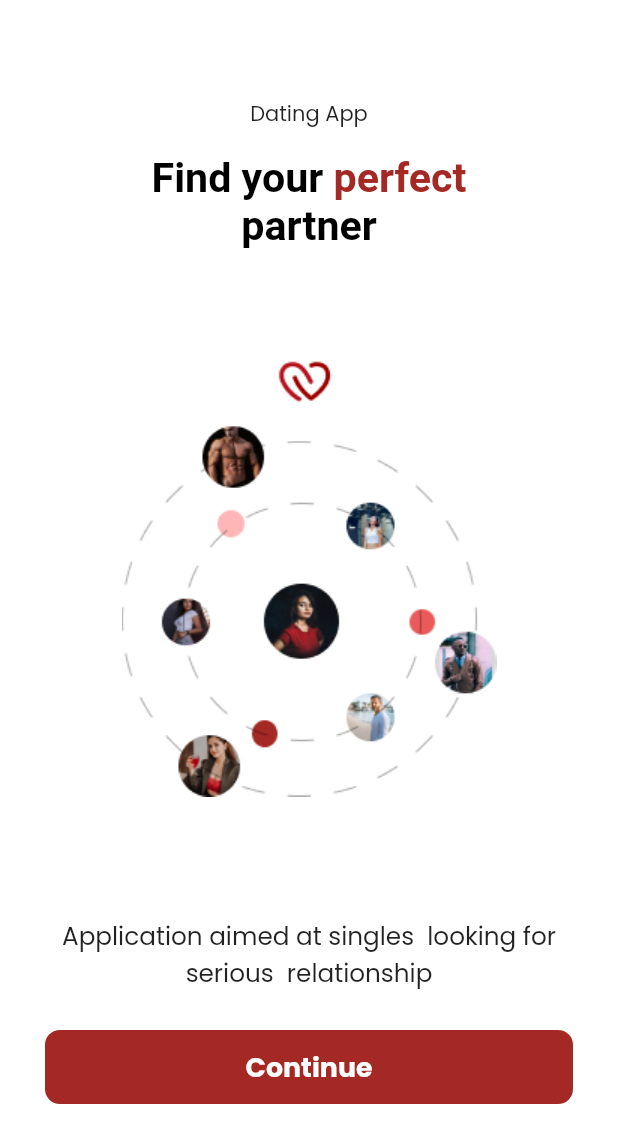
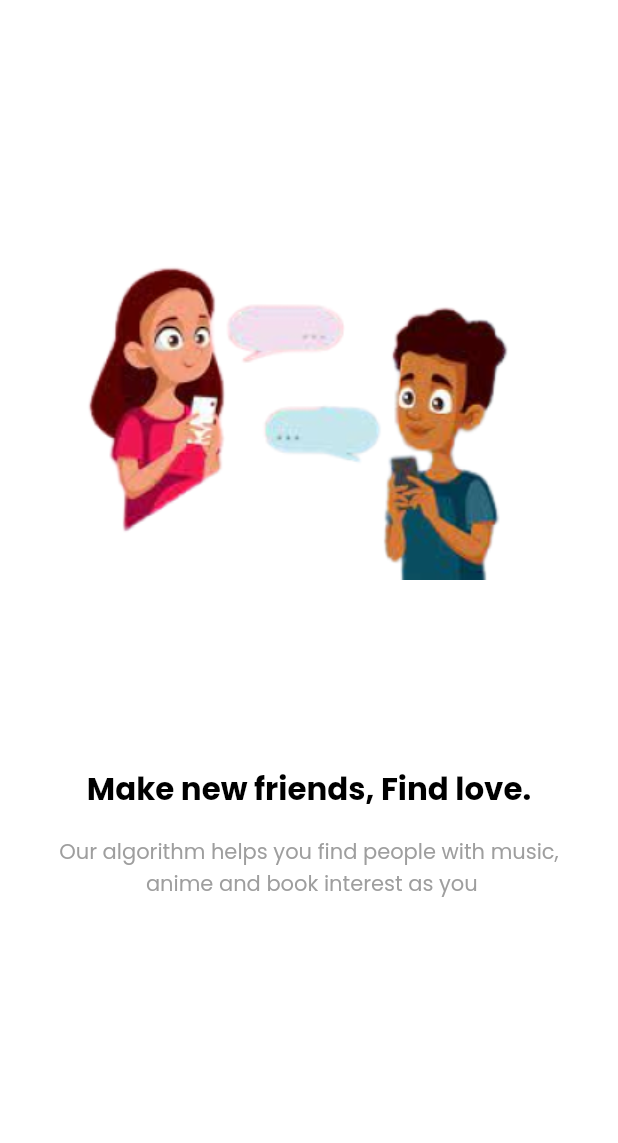
Before and after one commit to hello-favour/dating-app-with-firebase, a Flutter app: the screen it shows after launch, after a tap on "Continue", on a phone screen of 412 x 824 dp. Shown: the top 1143 px of the screen. Run offline on Flutter 3.47's test engine with Material 2 defaults, Android fonts, the light colour scheme and no system bars; our stand-ins replace sizer; Roboto replaces fonts that are missing (poppins).

Commit message:
added 2 screens

```diff
--- a/lib/app.dart
+++ b/lib/app.dart
@@ -1,4 +1,4 @@
-import 'package:datin_app/screens/first_screen.dart';
+import 'package:datin_app/screens/welcome_screen/first_screen.dart';
 import 'package:flutter/material.dart';
 import 'package:sizer/sizer.dart';
 
--- /dev/null
+++ b/lib/components/app_text.dart
@@ -0,0 +1,31 @@
+import 'package:flutter/material.dart';
+import 'package:sizer/sizer.dart';
+
+class AppText extends StatelessWidget {
+  final String text;
+  final FontWeight fontWeight;
+  final double? fontSize;
+  final Color color;
+  final TextAlign? textAlign;
+  const AppText({
+    Key? key,
+    required this.text,
+    this.fontWeight = FontWeight.bold,
+    this.fontSize,
+    this.color = Colors.black,
+    this.textAlign,
+  }) : super(key: key);
+
+  @override
+  Widget build(BuildContext context) {
+    return Text(
+      text,
+      style: TextStyle(
+        color: color,
+        fontWeight: fontWeight,
+        fontSize: fontSize,
+      ),
+      textAlign: textAlign,
+    );
+  }
+}
--- a/lib/screens/first_screen.dart
+++ b/lib/screens/welcome_screen/first_screen.dart
@@ -1,5 +1,7 @@
 import 'package:datin_app/constants/image_path.dart';
+import 'package:datin_app/screens/welcome_screen/make_friends_screen.dart';
 import 'package:datin_app/theme/app_colors.dart';
+import 'package:datin_app/widgets/button.dart';
 import 'package:flutter/material.dart';
 import 'package:sizer/sizer.dart';
 
@@ -27,7 +29,7 @@ class FirstScreen extends StatelessWidget {
                   textAlign: TextAlign.center,
                   text: TextSpan(
                     style: TextStyle(
-                      fontSize: 20.sp,
+                      fontSize: 25.sp,
                       color: Colors.black,
                     ),
                     children: const [
@@ -63,36 +65,24 @@ class FirstScreen extends StatelessWidget {
               ),
               SizedBox(height: size.height * 0.08),
               Text(
-                "Application aimed at singles  looking for serious  relationship",
+                "Application aimed at singles  looking for  serious relationship",
                 style: TextStyle(
                   fontSize: 12.sp,
                 ),
                 textAlign: TextAlign.center,
               ),
               SizedBox(height: size.height * 0.03),
-              Padding(
-                padding: const EdgeInsets.symmetric(horizontal: 20),
-                child: GestureDetector(
-                  onTap: () {},
-                  child: Container(
-                    height: 6.h,
-                    width: double.infinity,
-                    decoration: BoxDecoration(
-                      borderRadius: BorderRadius.circular(10),
-                      color: AppColors.primaryColor,
+              AppButton(
+                onTap: () {
+                  Navigator.push(
+                    context,
+                    MaterialPageRoute(
+                      builder: (context) {
+                        return const MakeFriendsScreen();
+                      },
                     ),
-                    child: Center(
-                      child: Text(
-                        "Continue",
-                        style: TextStyle(
-                          fontSize: 13.sp,
-                          fontWeight: FontWeight.bold,
-                          color: Colors.white,
-                        ),
-                      ),
-                    ),
-                  ),
-                ),
+                  );
+                },
               ),
             ],
           ),
--- /dev/null
+++ b/lib/screens/welcome_screen/make_friends_screen.dart
@@ -0,0 +1,45 @@
+import 'package:datin_app/components/app_text.dart';
+import 'package:datin_app/constants/image_path.dart';
+import 'package:datin_app/theme/app_colors.dart';
+import 'package:flutter/material.dart';
+import 'package:sizer/sizer.dart';
+
+class MakeFriendsScreen extends StatefulWidget {
+  const MakeFriendsScreen({super.key});
+
+  @override
+  State<MakeFriendsScreen> createState() => _MakeFriendsScreenState();
+}
+
+class _MakeFriendsScreenState extends State<MakeFriendsScreen> {
+  @override
+  Widget build(BuildContext context) {
+    final size = MediaQuery.of(context).size;
+    return Material(
+      child: Container(
+        width: size.width,
+        height: size.height,
+        color: Colors.white,
+        child: Column(
+          children: [
+            SizedBox(height: size.height * 0.20),
+            Image.asset(ImagePath.makeFriendsImage),
+            SizedBox(height: size.height * 0.15),
+            AppText(
+              text: "Make new friends, Find love.",
+              fontSize: 15.sp,
+            ),
+            SizedBox(height: size.height * 0.02),
+            const AppText(
+              text:
+                  "Our algorithm helps you find people with music, \n anime and book interest as you",
+              color: Colors.grey,
+              fontWeight: FontWeight.w400,
+              textAlign: TextAlign.center,
+            ),
+          ],
+        ),
+      ),
+    );
+  }
+}
--- /dev/null
+++ b/lib/widgets/button.dart
@@ -0,0 +1,39 @@
+import 'package:datin_app/theme/app_colors.dart';
+import 'package:flutter/material.dart';
+import 'package:sizer/sizer.dart';
+
+class AppButton extends StatelessWidget {
+  final VoidCallback onTap;
+  const AppButton({
+    Key? key,
+    required this.onTap,
+  }) : super(key: key);
+
+  @override
+  Widget build(BuildContext context) {
+    return Padding(
+      padding: const EdgeInsets.symmetric(horizontal: 20),
+      child: GestureDetector(
+        onTap: onTap,
+        child: Container(
+          height: 6.h,
+          width: double.infinity,
+          decoration: BoxDecoration(
+            borderRadius: BorderRadius.circular(20),
+            color: AppColors.primaryColor,
+          ),
+          child: Center(
+            child: Text(
+              "Continue",
+              style: TextStyle(
+                fontSize: 13.sp,
+                fontWeight: FontWeight.bold,
+                color: Colors.white,
+              ),
+            ),
+          ),
+        ),
+      ),
+    );
+  }
+}
```
Also changed, not shown: lib/screens/welcome_screen/connect_screen.dart (added, +44 -0 lines).
